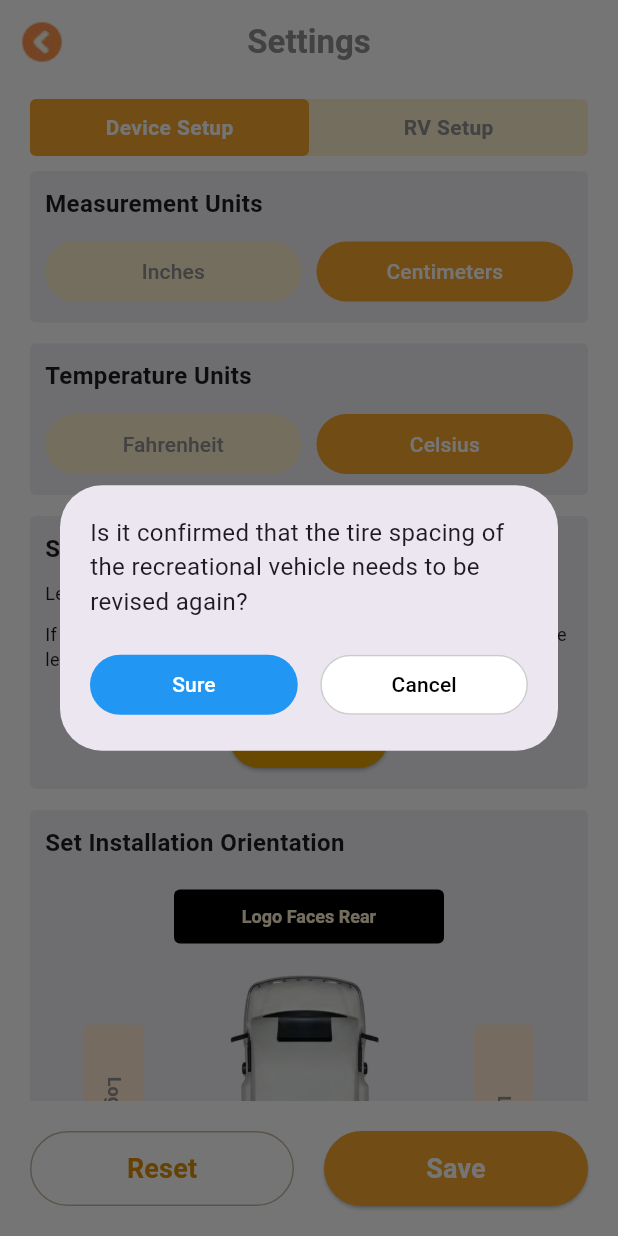
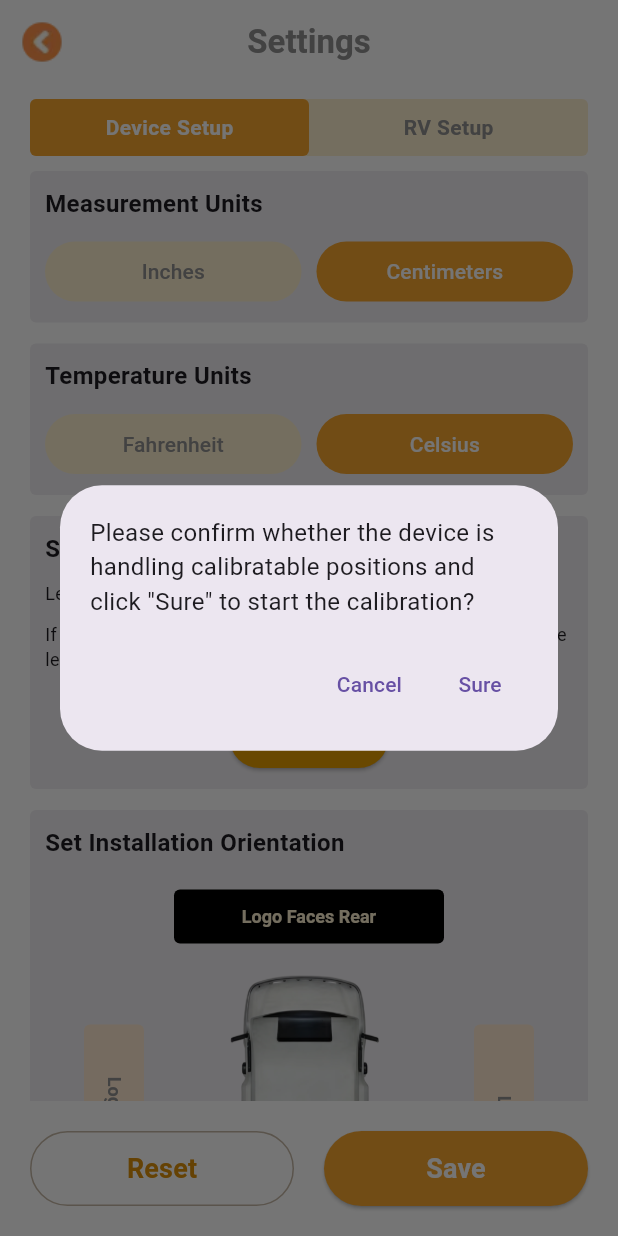
Before and after one commit to dhs964057117/gyrosApp, a Flutter app: the SettingsScreen screen opened directly, after a tap on "Set Level", on a phone screen of 412 x 824 dp. Run offline on Flutter 3.47's test engine with Material 3 defaults, Android fonts, the phone set to English and light mode, and no system bars; our stand-ins replace flutter_blue_plus, permission_handler, shared_preferences; missing offline and left inert: page_flip, torch_light; accounts and stored records are empty; Roboto replaces fonts that are missing (Arial).

Commit message:
1、点击后Set Level后开始校准

```diff
--- a/lib/screens/settings_screen.dart
+++ b/lib/screens/settings_screen.dart
@@ -1,6 +1,7 @@
 import 'package:flutter/material.dart';
 import 'package:provider/provider.dart';
 import '../services/storage_service.dart';
+import '../services/ble_service.dart';
 
 class SettingsScreen extends StatefulWidget {
   const SettingsScreen({super.key});
@@ -113,46 +114,31 @@ class _SettingsScreenState extends State<SettingsScreen> {
   }
 
   void _onSetLevelPressed() {
+    final bleService = Provider.of<BleService>(context, listen: false);
     showDialog(
       context: context,
       builder: (context) => AlertDialog(
         content: const Text(
-          'Is it confirmed that the tire spacing of the recreational vehicle needs to be revised again?',
+          'Please confirm whether the device is handling calibratable positions and click "Sure" to start the calibration?',
           style: TextStyle(fontSize: 16),
         ),
         contentPadding: const EdgeInsets.all(20),
         actionsPadding: const EdgeInsets.only(left: 20, right: 20, bottom: 20),
         actions: [
-          Row(
-            children: [
-              Expanded(
-                child: ElevatedButton(
-                  style: ElevatedButton.styleFrom(
-                    backgroundColor: Colors.blue,
-                    foregroundColor: Colors.white, // 白色字体蓝色背景
-                    elevation: 0,
-                  ),
-                  onPressed: () {
-                    Navigator.pop(context);
-                    _scrollToTrailerWidth();
-                  },
-                  child: const Text('Sure'),
-                ),
-              ),
-              const SizedBox(width: 15),
-              Expanded(
-                child: ElevatedButton(
-                  style: ElevatedButton.styleFrom(
-                    backgroundColor: Colors.white, // 白色背景
-                    foregroundColor: Colors.black, // 黑色字体
-                    side: const BorderSide(color: Color(0xFFCCCCCC)),
-                    elevation: 0,
-                  ),
-                  onPressed: () => Navigator.pop(context),
-                  child: const Text('Cancel'),
-                ),
-              ),
-            ],
+          TextButton(
+            onPressed: () => Navigator.pop(context),
+            child: const Text('Cancel'),
+          ),
+          TextButton(
+            onPressed: () async {
+              await bleService.writeValue([0x02]);
+              if (!mounted) return;
+              Navigator.pop(context);
+              ScaffoldMessenger.of(context).showSnackBar(
+                const SnackBar(content: Text('Calibration command sent')),
+              );
+            },
+            child: const Text('Sure'),
           ),
         ],
       ),
```
